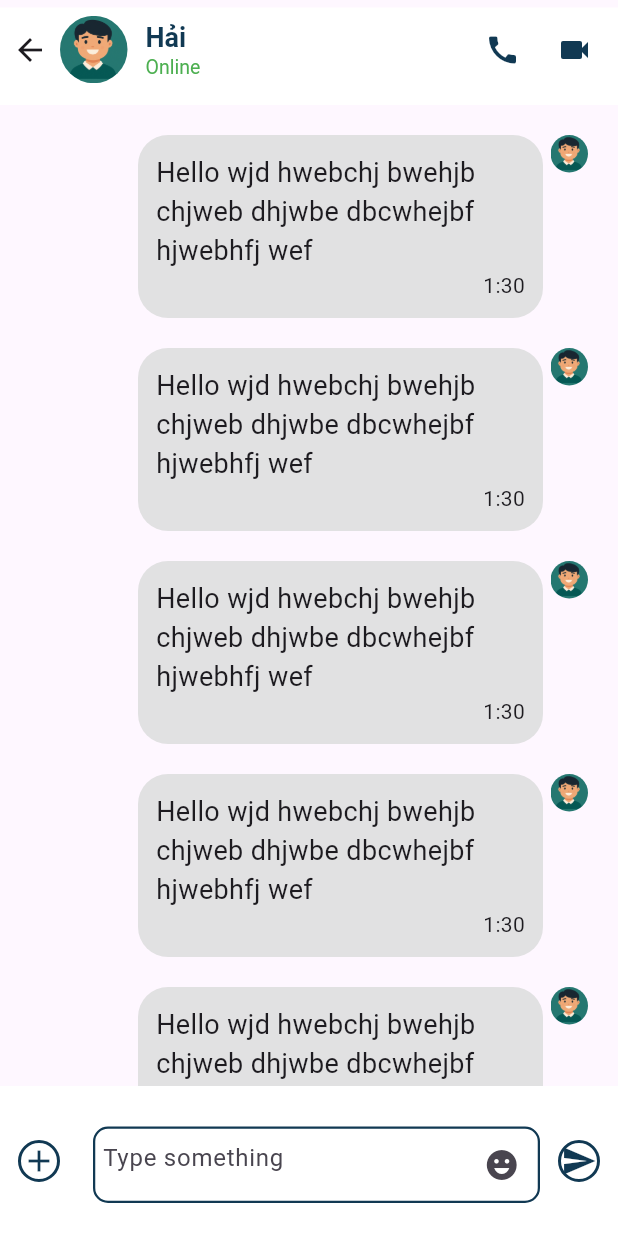
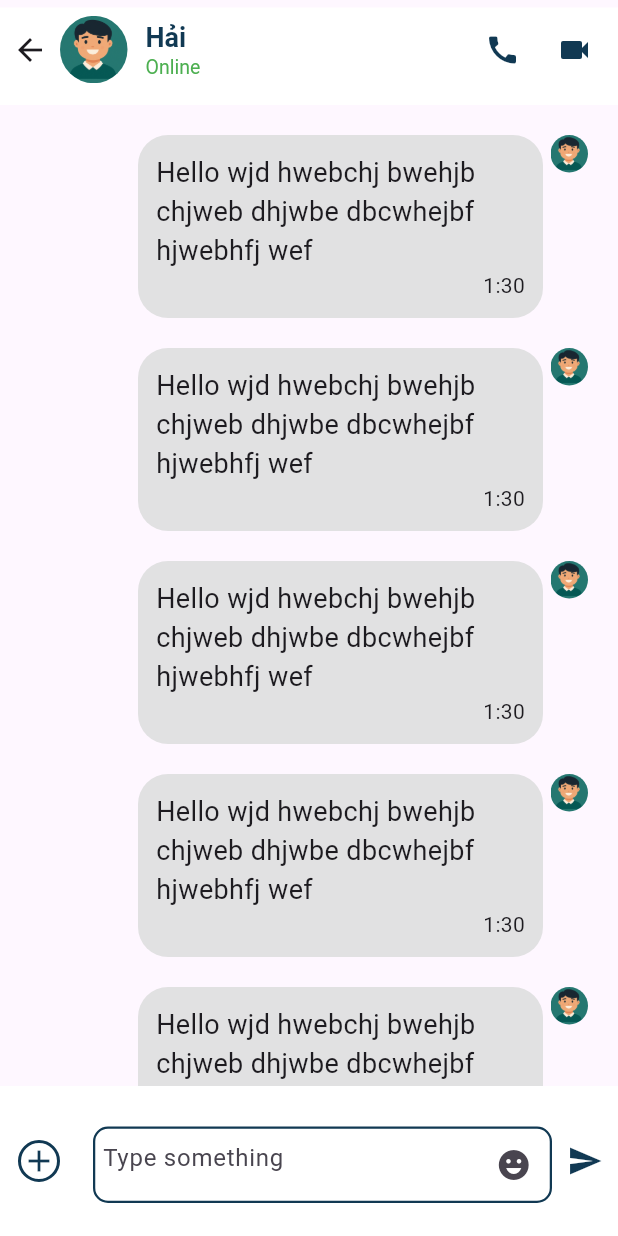
Before and after one commit to DaodaihaiCrays/chat_app, a Flutter app: the ChatPage screen opened directly, on a phone screen of 412 x 824 dp. Run offline on Flutter 3.47's test engine with Material 3 defaults, Android fonts, the light colour scheme and no system bars; missing offline and left inert: custom_clippers.

Commit message:
fix button send

```diff
--- a/lib/widget/ChatBottomSheet.dart
+++ b/lib/widget/ChatBottomSheet.dart
@@ -52,12 +52,9 @@ class Chatbottomsheet extends StatelessWidget {
           ),
 
           Padding(
-            padding: const EdgeInsets.all(12),
+            padding: const EdgeInsets.all(10),
             child: Container(
-              decoration: BoxDecoration(
-                shape: BoxShape.circle,
-                border: Border.all(color: Color(0xFF113953), width: 2),
-              ),
+
               child: const Icon(Icons.send, color: Color(0xFF113953)),
             ),
           ),
```
